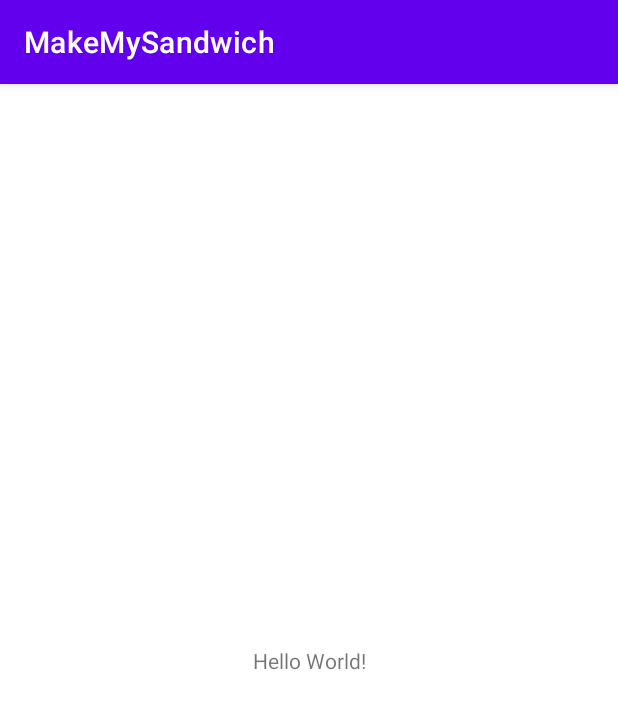
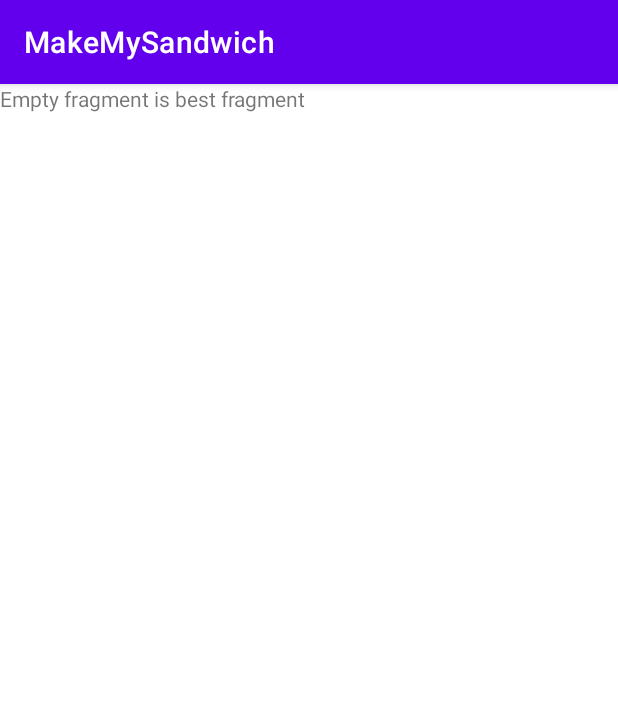
Before and after one commit to RonMordoch/postpc-2021-ex7, an Android app: the screen it shows after launch (MainActivity), on a phone screen of 412 x 824 dp. Shown: the top 709 px of the screen. Run offline under Robolectric (Android 15) with nearby library versions, the phone set to English and light mode, and no system bars.

Commit message:
Basic one fragment seems to work

```diff
--- a/app/build.gradle
+++ b/app/build.gradle
@@ -2,11 +2,14 @@ plugins {
     id 'com.android.application'
     id 'kotlin-android'
 }
+apply plugin: 'kotlin-kapt'
 
 android {
     compileSdkVersion 30
     buildToolsVersion "30.0.3"
-
+    buildFeatures {
+        dataBinding true
+    }
     defaultConfig {
         applicationId "exercises.android.ronm.makemysandwich"
         minSdkVersion 19
@@ -39,6 +42,8 @@ dependencies {
     implementation 'androidx.appcompat:appcompat:1.2.0'
     implementation 'com.google.android.material:material:1.3.0'
     implementation 'androidx.constraintlayout:constraintlayout:2.0.4'
+    implementation 'androidx.navigation:navigation-fragment-ktx:2.2.2'
+    implementation 'androidx.navigation:navigation-ui-ktx:2.2.2'
     testImplementation 'junit:junit:4.+'
     androidTestImplementation 'androidx.test.ext:junit:1.1.2'
     androidTestImplementation 'androidx.test.espresso:espresso-core:3.3.0'
--- /dev/null
+++ b/app/src/main/java/exercises/android/ronm/makemysandwich/NewOrderFragment.kt
@@ -0,0 +1,32 @@
+package exercises.android.ronm.makemysandwich
+
+import android.os.Bundle
+import android.view.LayoutInflater
+import android.view.View
+import android.view.ViewGroup
+import androidx.databinding.DataBindingUtil
+import androidx.fragment.app.Fragment
+import androidx.navigation.Navigation
+
+class NewOrderFragment : Fragment(R.layout.fragment_new_order) {
+
+    override fun onCreateView(inflater: LayoutInflater, container: ViewGroup?, savedInstanceState: Bundle?): View? {
+        return inflater.inflate(R.layout.fragment_new_order, container, false)
+    }
+
+    override fun onViewCreated(view: View, savedInstanceState: Bundle?) {
+        super.onViewCreated(view, savedInstanceState)
+    }
+}
+
+//
+//example
+//override fun onViewCreated(
+//    view: View,
+//    savedInstanceState: Bundle?
+//) {
+//    val nextButton = view.findViewById<View>(R.id.button_next)
+//    nextButton.setOnClickListener(
+//        Navigation.createNavigateOnClickListener(R.id.mainFragmentDestanation, null)
+//    )
+//}
--- a/app/src/main/res/layout/activity_main.xml
+++ b/app/src/main/res/layout/activity_main.xml
@@ -6,13 +6,19 @@
     android:layout_height="match_parent"
     tools:context=".MainActivity">
 
-    <TextView
-        android:layout_width="wrap_content"
-        android:layout_height="wrap_content"
-        android:text="Hello World!"
-        app:layout_constraintBottom_toBottomOf="parent"
+
+    <fragment
+        android:id="@+id/nav_host_fragment"
+        android:name="androidx.navigation.fragment.NavHostFragment"
+        android:layout_width="0dp"
+        android:layout_height="0dp"
         app:layout_constraintLeft_toLeftOf="parent"
         app:layout_constraintRight_toRightOf="parent"
-        app:layout_constraintTop_toTopOf="parent" />
+        app:layout_constraintTop_toTopOf="parent"
+        app:layout_constraintBottom_toBottomOf="parent"
+
+        app:defaultNavHost="true"
+        app:navGraph="@navigation/navigation_graph" />
+
 
 </androidx.constraintlayout.widget.ConstraintLayout>
--- /dev/null
+++ b/app/src/main/res/layout/fragment_new_order.xml
@@ -0,0 +1,14 @@
+<?xml version="1.0" encoding="utf-8"?>
+<FrameLayout xmlns:android="http://schemas.android.com/apk/res/android"
+    xmlns:tools="http://schemas.android.com/tools"
+    android:layout_width="match_parent"
+    android:layout_height="match_parent"
+    tools:context=".NewOrderFragment">
+
+    <!-- TODO: Update blank fragment layout -->
+    <TextView
+        android:layout_width="match_parent"
+        android:layout_height="match_parent"
+        android:text="Empty fragment is best fragment" />
+
+</FrameLayout>
--- /dev/null
+++ b/app/src/main/res/navigation/navigation_graph.xml
@@ -0,0 +1,13 @@
+<?xml version="1.0" encoding="utf-8"?>
+<navigation xmlns:android="http://schemas.android.com/apk/res/android"
+    xmlns:app="http://schemas.android.com/apk/res-auto"
+    xmlns:tools="http://schemas.android.com/tools"
+    android:id="@+id/navigation_graph"
+    app:startDestination="@id/newOrderFragment">
+
+    <fragment
+        android:id="@+id/newOrderFragment"
+        android:name="exercises.android.ronm.makemysandwich.NewOrderFragment"
+        android:label="fragment_new_order"
+        tools:layout="@layout/fragment_new_order" />
+</navigation>
--- a/build.gradle
+++ b/build.gradle
@@ -6,7 +6,7 @@ buildscript {
         jcenter()
     }
     dependencies {
-        classpath 'com.android.tools.build:gradle:4.2.0'
+        classpath 'com.android.tools.build:gradle:4.1.0'
         classpath "org.jetbrains.kotlin:kotlin-gradle-plugin:$kotlin_version"
 
         // NOTE: Do not place your application dependencies here; they belong
```
